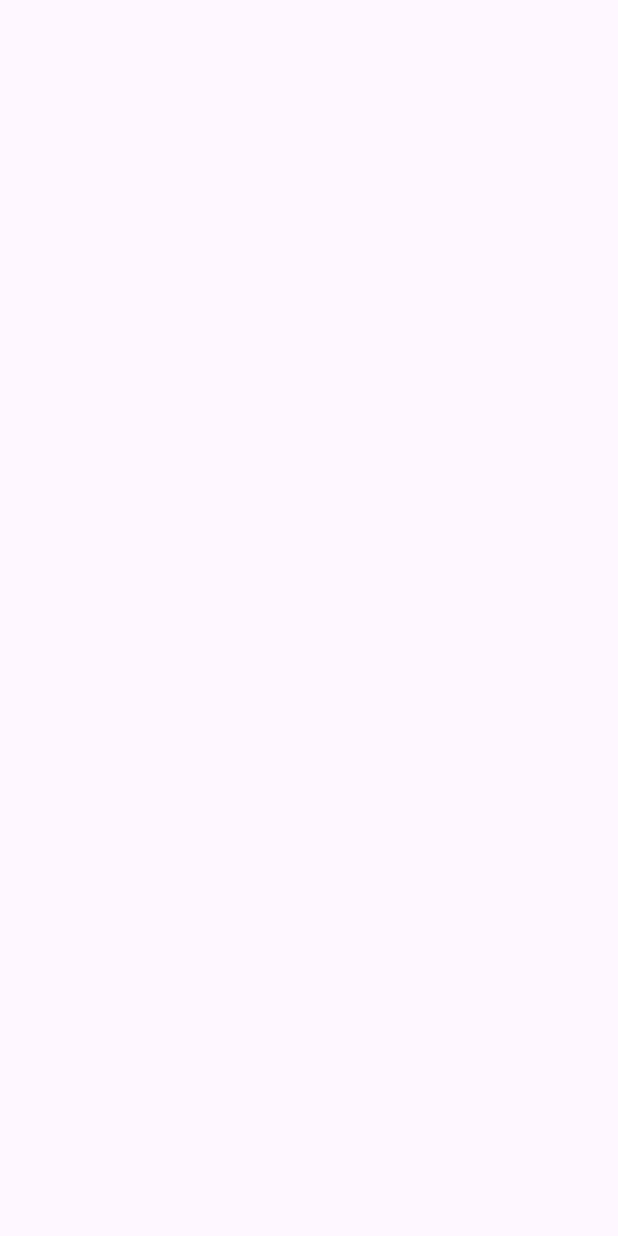
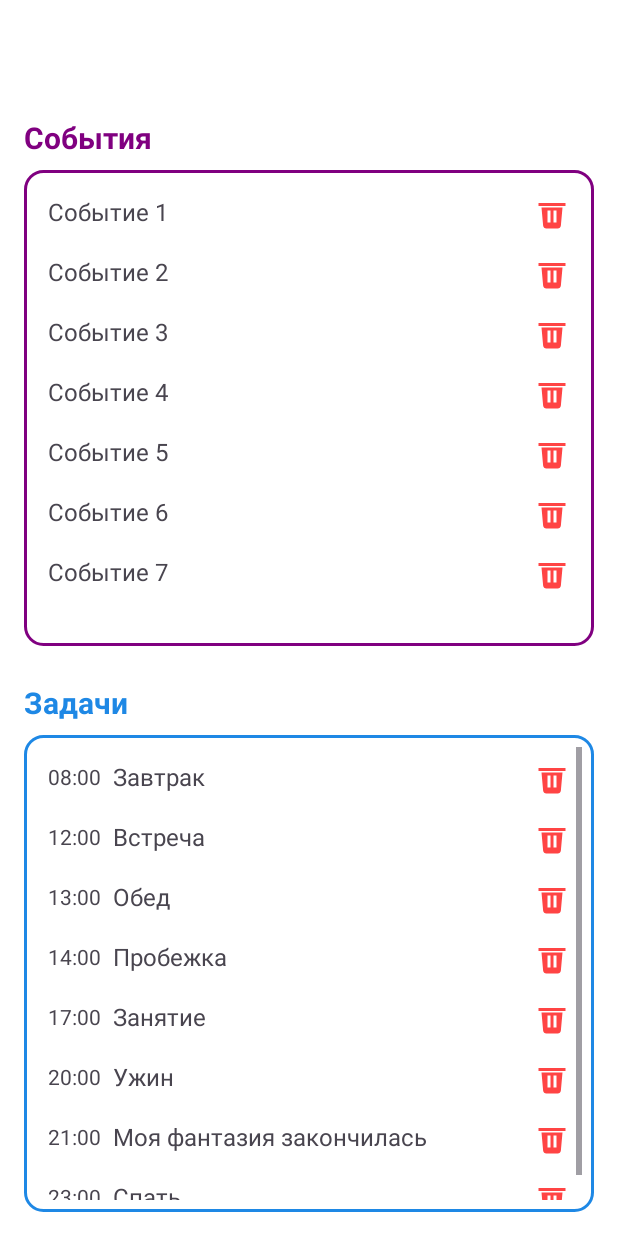
Before and after one commit to DanielPensif/Calendar, an Android app: the DayInfoFull screen opened directly, with no data from a screen before it, on a phone screen of 412 x 824 dp. Before the commit the screen is empty. Run offline under Robolectric (Android 15) with nearby library versions, the phone set to English and light mode, and no system bars.

Commit message:
+ Новый экран с событиями и задачами на день + Класс событий План: добавить соединение с БД

```diff
--- a/app/src/main/java/com/example/Kalendar/CalendarFragment.java
+++ b/app/src/main/java/com/example/Kalendar/CalendarFragment.java
@@ -1,5 +1,6 @@
 package com.example.Kalendar;
 
+import android.content.Intent;
 import android.os.*;
 import android.view.*;
 import android.widget.*;
@@ -8,7 +9,6 @@ import androidx.annotation.Nullable;
 import androidx.core.view.GravityCompat;
 import androidx.drawerlayout.widget.DrawerLayout;
 import androidx.fragment.app.Fragment;
-import androidx.recyclerview.widget.RecyclerView;
 
 public class CalendarFragment extends Fragment {
 
@@ -77,7 +77,9 @@ public class CalendarFragment extends Fragment {
     }
 
     private void openDayInfo(String day) {
-        //
+        Intent intent = new Intent(getContext(), DayInfoFull.class);
+        intent.putExtra("date", day);
+        startActivity(intent);
     }
 
     private void addNewCalendar() {
--- a/app/src/main/java/com/example/Kalendar/DayInfoFull.java
+++ b/app/src/main/java/com/example/Kalendar/DayInfoFull.java
@@ -1,14 +1,18 @@
 package com.example.Kalendar;
 
 import android.os.Bundle;
+import android.widget.TextView;
 
-import androidx.activity.EdgeToEdge;
 import androidx.appcompat.app.AppCompatActivity;
-import androidx.core.graphics.Insets;
-import androidx.core.view.ViewCompat;
-import androidx.core.view.WindowInsetsCompat;
+import androidx.recyclerview.widget.LinearLayoutManager;
+import androidx.recyclerview.widget.RecyclerView;
+import java.util.*;
 
 public class DayInfoFull extends AppCompatActivity {
+
+    private RecyclerView tasksRecyclerView;
+    private TaskAdapterDay taskAdapterDay;
+    private TextView textDayMonth;
 
     @Override
     protected void onCreate(Bundle savedInstanceState) {
@@ -22,5 +26,38 @@ public class DayInfoFull extends AppCompatActivity {
         // Затем RecyclerView с задачами "Tasks" с синей обводкой прямоугольника
 
         // TODO TODO TODO TODO TODO TODO
+        TextView dateText = findViewById(R.id.dateText);
+        RecyclerView eventsRecyclerView = findViewById(R.id.eventsRecyclerView);
+        RecyclerView tasksRecyclerView = findViewById(R.id.tasksRecyclerView);
+
+        String date = getIntent().getStringExtra("date");
+        dateText.setText(date);
+
+        eventsRecyclerView.setLayoutManager(new LinearLayoutManager(this));
+        tasksRecyclerView.setLayoutManager(new LinearLayoutManager(this));
+
+        List<Event> events = Arrays.asList(
+                new Event("Событие 1"),
+                new Event("Событие 2"),
+                new Event("Событие 3"),
+                new Event("Событие 4"),
+                new Event("Событие 5"),
+                new Event("Событие 6"),
+                new Event("Событие 7")
+        );
+
+        List<Task> tasks = Arrays.asList(
+                new Task("08:00", "Завтрак", "Плотный завтрак", false),
+                new Task("12:00", "Встреча", "Встреча с другом", false),
+                new Task("13:00", "Обед", "Вкусный обед", true),
+                new Task("14:00", "Пробежка", "Пробежка на улице", false),
+                new Task("17:00", "Занятие", "Поход в Станкин фывфывфаывфывпыфвпаывпыпывацуфаыфвуавыапыкапеып", false),
+                new Task("20:00", "Ужин", "Моя фантазия закончилась", false),
+                new Task("21:00", "Моя фантазия закончилась", "Моя фантазия закончилась", false),
+                new Task("23:00", "Спать", "Моя фантазия закончилась", false)
+        );
+
+        eventsRecyclerView.setAdapter(new EventAdapterDay(new ArrayList<>(events)));
+        tasksRecyclerView.setAdapter(new TaskAdapterDay(new ArrayList<>(tasks)));
     }
 }
--- /dev/null
+++ b/app/src/main/java/com/example/Kalendar/Event.java
@@ -0,0 +1,33 @@
+package com.example.Kalendar;
+public class Event {
+    private String title;
+    private String time;
+    private String description;
+    public Event(){}
+    public Event(String title) {
+        this.title = title;
+    }
+
+    public String getTitle() {
+        return title;
+    }
+    public void setTitle(String title) {
+        this.title = title;
+    }
+
+    public String getTime() {
+        return time;
+    }
+
+    public void setTime(String time) {
+        this.time = time;
+    }
+
+    public String getDescription() {
+        return description;
+    }
+
+    public void setDescription(String description) {
+        this.description = description;
+    }
+}
--- /dev/null
+++ b/app/src/main/java/com/example/Kalendar/EventAdapterDay.java
@@ -0,0 +1,52 @@
+package com.example.Kalendar;
+
+import android.view.*;
+import android.widget.*;
+
+import androidx.annotation.*;
+import androidx.recyclerview.widget.*;
+
+import java.util.*;
+
+public class EventAdapterDay extends RecyclerView.Adapter<EventAdapterDay.EventViewHolder> {
+
+    private final List<Event> events;
+
+    public EventAdapterDay(List<Event> events) {
+        this.events = events;
+    }
+
+    @NonNull
+    @Override
+    public EventViewHolder onCreateViewHolder(@NonNull ViewGroup parent, int viewType) {
+        View view = LayoutInflater.from(parent.getContext())
+                .inflate(R.layout.item_event, parent, false);
+        return new EventViewHolder(view);
+    }
+
+    @Override
+    public void onBindViewHolder(@NonNull EventViewHolder holder, int position) {
+        Event event = events.get(position);
+        holder.title.setText(event.getTitle());
+        holder.delete.setOnClickListener(v -> {
+            events.remove(position);
+            notifyItemRemoved(position);
+        });
+    }
+
+    @Override
+    public int getItemCount() {
+        return events.size();
+    }
+
+    static class EventViewHolder extends RecyclerView.ViewHolder {
+        TextView title;
+        ImageView delete;
+
+        EventViewHolder(View itemView) {
+            super(itemView);
+            title = itemView.findViewById(R.id.eventTitle);
+            delete = itemView.findViewById(R.id.eventDelete);
+        }
+    }
+}
--- a/app/src/main/java/com/example/Kalendar/HomeFragment.java
+++ b/app/src/main/java/com/example/Kalendar/HomeFragment.java
@@ -1,6 +1,5 @@
 package com.example.Kalendar;
 
-import android.content.Intent;
 import android.os.Bundle;
 import android.os.Handler;
 import android.view.*;
--- a/app/src/main/java/com/example/Kalendar/Task.java
+++ b/app/src/main/java/com/example/Kalendar/Task.java
@@ -1,10 +1,34 @@
 package com.example.Kalendar;
 
 public class Task {
-    public String time;
-    public String title;
-    public String description;
+    private String time;
+    private String title;
+    private String description;
     public boolean isDone;
+
+    public String getTime() {
+        return time;
+    }
+
+    public void setTime(String time) {
+        this.time = time;
+    }
+
+    public String getTitle() {
+        return title;
+    }
+
+    public void setTitle(String title) {
+        this.title = title;
+    }
+
+    public String getDescription() {
+        return description;
+    }
+
+    public void setDescription(String description) {
+        this.description = description;
+    }
 
     public Task(String time, String title, String description, boolean isDone) {
         this.time = time;
--- a/app/src/main/java/com/example/Kalendar/TaskAdapter.java
+++ b/app/src/main/java/com/example/Kalendar/TaskAdapter.java
@@ -1,5 +1,4 @@
 package com.example.Kalendar;
-
 import android.view.*;
 import android.widget.*;
 
@@ -7,7 +6,6 @@ import androidx.annotation.*;
 import androidx.recyclerview.widget.RecyclerView;
 
 import java.util.*;
-
 public class TaskAdapter extends RecyclerView.Adapter<TaskAdapter.TaskViewHolder> {
 
     private List<Task> tasks;
@@ -26,9 +24,9 @@ public class TaskAdapter extends RecyclerView.Adapter<TaskAdapter.TaskViewHolder
     @Override
     public void onBindViewHolder(@NonNull TaskViewHolder holder, int position) {
         Task task = tasks.get(position);
-        holder.timeText.setText(task.time);
-        holder.titleText.setText(task.title);
-        holder.descriptionText.setText(task.description);
+        holder.timeText.setText(task.getTime());
+        holder.titleText.setText(task.getTitle());
+        holder.descriptionText.setText(task.getDescription());
         holder.doneButton.setImageResource(task.isDone ? R.drawable.ic_check_done : R.drawable.ic_check);
         holder.doneButton.setOnClickListener(v -> {
             task.isDone = !task.isDone;
--- /dev/null
+++ b/app/src/main/java/com/example/Kalendar/TaskAdapterDay.java
@@ -0,0 +1,54 @@
+package com.example.Kalendar;
+
+import android.view.*;
+import android.widget.*;
+
+import androidx.annotation.*;
+import androidx.recyclerview.widget.RecyclerView;
+
+import java.util.*;
+
+public class TaskAdapterDay extends RecyclerView.Adapter<TaskAdapterDay.TaskViewHolder> {
+
+    private final List<Task> tasks;
+
+    public TaskAdapterDay(List<Task> tasks) {
+        this.tasks = tasks;
+    }
+
+    @NonNull
+    @Override
+    public TaskViewHolder onCreateViewHolder(@NonNull ViewGroup parent, int viewType) {
+        View view = LayoutInflater.from(parent.getContext())
+                .inflate(R.layout.item_task_simple, parent, false);
+        return new TaskViewHolder(view);
+    }
+
+    @Override
+    public void onBindViewHolder(@NonNull TaskViewHolder holder, int position) {
+        Task task = tasks.get(position);
+        holder.title.setText(task.getTitle());
+        holder.time.setText(task.getTime());
+        holder.delete.setOnClickListener(v -> {
+            tasks.remove(position);
+            notifyItemRemoved(position);
+        });
+    }
+
+    @Override
+    public int getItemCount() {
+        return tasks.size();
+    }
+
+    static class TaskViewHolder extends RecyclerView.ViewHolder {
+        TextView title, time;
+        ImageView delete;
+
+        TaskViewHolder(View itemView) {
+            super(itemView);
+            title = itemView.findViewById(R.id.taskTitle);
+            time = itemView.findViewById(R.id.taskTime);
+            delete = itemView.findViewById(R.id.taskDelete);
+        }
+    }
+}
--- /dev/null
+++ b/app/src/main/res/drawable/border_blue.xml
@@ -0,0 +1,5 @@
+<shape xmlns:android="http://schemas.android.com/apk/res/android">
+    <solid android:color="@android:color/white"/>
+    <stroke android:width="2dp" android:color="#1E88E5"/>
+    <corners android:radius="12dp"/>
+</shape>
--- /dev/null
+++ b/app/src/main/res/drawable/border_purple.xml
@@ -0,0 +1,5 @@
+<shape xmlns:android="http://schemas.android.com/apk/res/android">
+    <solid android:color="@android:color/white"/>
+    <stroke android:width="2dp" android:color="#800080"/>
+    <corners android:radius="12dp"/>
+</shape>
--- a/app/src/main/res/layout/activity_day_info_full.xml
+++ b/app/src/main/res/layout/activity_day_info_full.xml
@@ -1,10 +1,63 @@
 <?xml version="1.0" encoding="utf-8"?>
-<androidx.constraintlayout.widget.ConstraintLayout xmlns:android="http://schemas.android.com/apk/res/android"
-    xmlns:tools="http://schemas.android.com/tools"
-    android:id="@+id/main"
+<LinearLayout xmlns:android="http://schemas.android.com/apk/res/android"
     android:layout_width="match_parent"
     android:layout_height="match_parent"
-    tools:context=".DayInfoFull">
+    android:orientation="vertical"
+    android:padding="16dp"
+    android:background="@android:color/white">
 
- <!-- TODO сделать то, что описано в DayInfoFull -->
-</androidx.constraintlayout.widget.ConstraintLayout>
+ <!-- Дата -->
+ <TextView
+     android:id="@+id/dateText"
+     android:layout_width="wrap_content"
+     android:layout_height="wrap_content"
+     android:text="32 января"
+     android:textSize="28sp"
+     android:textStyle="bold"
+     android:textColor="#000000"
+     android:layout_gravity="center_horizontal"
+     android:layout_marginBottom="24dp" />
+
+ <!-- Заголовок Events -->
+ <TextView
+     android:layout_width="wrap_content"
+     android:layout_height="wrap_content"
+     android:text="События"
+     android:textSize="20sp"
+     android:textStyle="bold"
+     android:textColor="#800080"
+     android:layout_marginBottom="8dp" />
+
+ <!-- Контейнер с ограничением по высоте (50% экрана) -->
+ <androidx.recyclerview.widget.RecyclerView
+     android:id="@+id/eventsRecyclerView"
+     android:layout_width="match_parent"
+     android:layout_height="0dp"
+     android:layout_weight="1"
+     android:background="@drawable/border_purple"
+     android:padding="8dp"
+     android:overScrollMode="always"
+     android:scrollbars="vertical" />
+
+ <!-- Заголовок Tasks -->
+ <TextView
+     android:layout_width="wrap_content"
+     android:layout_height="wrap_content"
+     android:text="Задачи"
+     android:textSize="20sp"
+     android:textStyle="bold"
+     android:textColor="#1E88E5"
+     android:layout_marginTop="24dp"
+     android:layout_marginBottom="8dp" />
+
+ <!-- Контейнер с ограничением по высоте (50% экрана) -->
+ <androidx.recyclerview.widget.RecyclerView
+     android:id="@+id/tasksRecyclerView"
+     android:layout_width="match_parent"
+     android:layout_height="0dp"
+     android:layout_weight="1"
+     android:background="@drawable/border_blue"
+     android:padding="8dp"
+     android:overScrollMode="always"
+     android:scrollbars="vertical" />
+</LinearLayout>
--- /dev/null
+++ b/app/src/main/res/layout/item_event.xml
@@ -0,0 +1,22 @@
+<LinearLayout xmlns:android="http://schemas.android.com/apk/res/android"
+    android:orientation="horizontal"
+    android:layout_width="match_parent"
+    android:layout_height="wrap_content"
+    android:gravity="center_vertical"
+    android:padding="8dp">
+
+    <TextView
+        android:id="@+id/eventTitle"
+        android:layout_width="0dp"
+        android:layout_weight="1"
+        android:textSize="16sp"
+        android:layout_height="wrap_content"
+        android:text="Событие"/>
+
+    <ImageView
+        android:id="@+id/eventDelete"
+        android:layout_width="24dp"
+        android:layout_height="24dp"
+        android:src="@drawable/ic_delete"
+        android:contentDescription="Удалить событие"/>
+</LinearLayout>
--- /dev/null
+++ b/app/src/main/res/layout/item_task_simple.xml
@@ -0,0 +1,30 @@
+<LinearLayout xmlns:android="http://schemas.android.com/apk/res/android"
+    android:orientation="horizontal"
+    android:layout_width="match_parent"
+    android:layout_height="wrap_content"
+    android:gravity="center_vertical"
+    android:padding="8dp">
+
+    <TextView
+        android:id="@+id/taskTime"
+        android:layout_width="wrap_content"
+        android:layout_height="wrap_content"
+        android:text="12:00"
+        android:textSize="14sp"
+        android:layout_marginEnd="8dp"/>
+
+    <TextView
+        android:id="@+id/taskTitle"
+        android:layout_width="0dp"
+        android:layout_weight="1"
+        android:textSize="16sp"
+        android:layout_height="wrap_content"
+        android:text="Задача"/>
+
+    <ImageView
+        android:id="@+id/taskDelete"
+        android:layout_width="24dp"
+        android:layout_height="24dp"
+        android:src="@drawable/ic_delete"
+        android:contentDescription="Удалить задачу"/>
+</LinearLayout>
```
